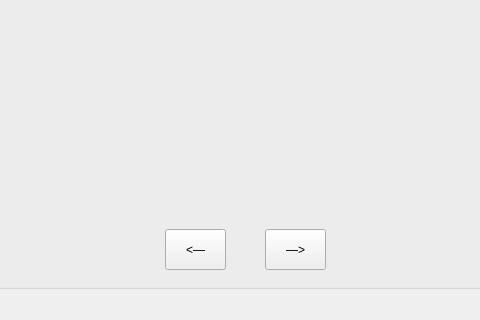
Qt form mainwindow.ui (marcinwozniak0/BakcylProgramowania_2020) before a commit; both pictures show x 214 to 694 and y 507 to 827 of the 1223 by 827 pixel window.
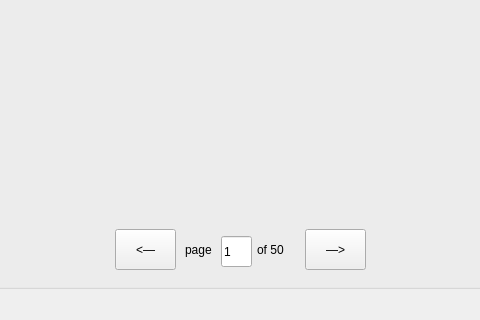
The same form after that commit.

Commit message: Add working page buttons

```diff
--- a/mainwindow.ui
+++ b/mainwindow.ui
@@ -727,7 +727,7 @@
       <widget class="QPushButton" name="GoBack_B">
        <property name="geometry">
         <rect>
-         <x>370</x>
+         <x>320</x>
          <y>540</y>
          <width>61</width>
          <height>41</height>
@@ -740,7 +740,7 @@
       <widget class="QPushButton" name="GoNext_B">
        <property name="geometry">
         <rect>
-         <x>470</x>
+         <x>510</x>
          <y>540</y>
          <width>61</width>
          <height>41</height>
@@ -750,6 +750,45 @@
         <string>—&gt;</string>
        </property>
       </widget>
+      <widget class="QLabel" name="page">
+       <property name="geometry">
+        <rect>
+         <x>390</x>
+         <y>545</y>
+         <width>41</width>
+         <height>31</height>
+        </rect>
+       </property>
+       <property name="text">
+        <string>page</string>
+       </property>
+      </widget>
+      <widget class="QLabel" name="label_2">
+       <property name="geometry">
+        <rect>
+         <x>462</x>
+         <y>545</y>
+         <width>41</width>
+         <height>31</height>
+        </rect>
+       </property>
+       <property name="text">
+        <string>of 50</string>
+       </property>
+      </widget>
+      <widget class="QLineEdit" name="NumberOfPage">
+       <property name="geometry">
+        <rect>
+         <x>426</x>
+         <y>547</y>
+         <width>31</width>
+         <height>31</height>
+        </rect>
+       </property>
+       <property name="text">
+        <string>1</string>
+       </property>
+      </widget>
      </widget>
     </item>
    </layout>
```
The commit also changes 2 other files.
